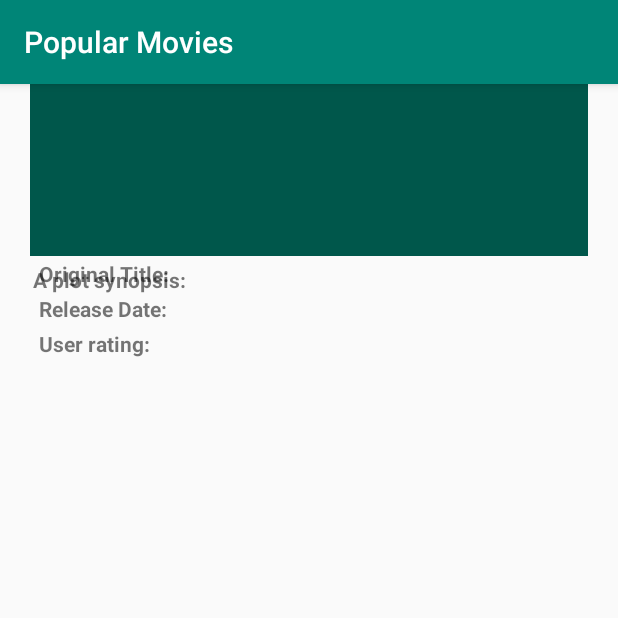
After one commit to shahjuhi1108/PopularMovies, an Android app: the MovieDetailsActivity screen opened directly, with no data from a screen before it, on a phone screen of 412 x 824 dp, the top half of it. The commit adds this screen. Run offline under Robolectric (Android 15) with nearby library versions, the phone set to English and light mode, and no system bars; our stand-ins replace Picasso; pictures from the network do not load.

Commit message:
Add detail activity

```diff
--- a/app/build.gradle
+++ b/app/build.gradle
@@ -26,7 +26,6 @@ repositories {
 }
 
 
-
 dependencies {
     implementation fileTree(dir: 'libs', include: ['*.jar'])
     implementation 'androidx.appcompat:appcompat:1.0.2'
@@ -35,4 +34,5 @@ dependencies {
     androidTestImplementation 'androidx.test.ext:junit:1.1.0'
     androidTestImplementation 'androidx.test.espresso:espresso-core:3.1.1'
     implementation 'com.squareup.picasso:picasso:2.71828'
-    implementation "androidx.recyclerview:recyclerview:1.1.0"}
+    implementation "androidx.recyclerview:recyclerview:1.1.0"
+}
--- a/app/src/main/AndroidManifest.xml
+++ b/app/src/main/AndroidManifest.xml
@@ -11,6 +11,7 @@
         android:roundIcon="@mipmap/ic_launcher_round"
         android:supportsRtl="true"
         android:theme="@style/AppTheme">
+        <activity android:name=".MovieDetailsActivity"></activity>
         <activity android:name=".MainActivity">
             <intent-filter>
                 <action android:name="android.intent.action.MAIN" />
--- /dev/null
+++ b/app/src/main/java/com/example/popularmovies/MovieDetailsActivity.java
@@ -0,0 +1,59 @@
+package com.example.popularmovies;
+
+import android.content.Intent;
+import android.os.Bundle;
+import android.widget.ImageView;
+import android.widget.TextView;
+
+import androidx.appcompat.app.AppCompatActivity;
+
+import com.example.popularmovies.model.Movie;
+import com.squareup.picasso.Picasso;
+
+public class MovieDetailsActivity extends AppCompatActivity {
+
+    @Override
+    protected void onCreate(Bundle savedInstanceState) {
+        super.onCreate(savedInstanceState);
+        setContentView(R.layout.activity_child);
+
+        Intent intent = getIntent();
+
+        if (intent.hasExtra(Intent.EXTRA_TEXT)) {
+            Bundle movieInfo = getIntent().getExtras();
+            Movie movie = movieInfo.getParcelable(Intent.EXTRA_TEXT);
+            populateUI(movie);
+        }
+    }
+
+    private void populateUI(Movie movie) {
+
+        TextView movieTitle = findViewById(R.id.tv_movie_title);
+        movieTitle.setText(movie.getMovieTitle());
+
+        TextView originalTitle = findViewById(R.id.tv_original_title);
+        originalTitle.setText(movie.getOriginalTitle());
+
+        TextView releaseDate = findViewById(R.id.tv_release_date);
+        releaseDate.setText(movie.getReleaseDate());
+
+        ImageView moviePoster = findViewById(R.id.iv_poster_thumbnail);
+
+        Picasso.get()
+                .load("https://image.tmdb.org/t/p/w185/" + movie.getPosterPath())
+                .placeholder(R.mipmap.ic_launcher)
+                .error(R.mipmap.ic_launcher)
+                .resize(400, 600)
+                .into(moviePoster);
+
+        TextView overview = findViewById(R.id.tv_overview);
+        overview.setText(movie.getMovieOverview());
+
+        TextView average = findViewById(R.id.tv_vote_average);
+        average.setText(movie.getVoteAverage().toString());
+
+
+    }
+
+
+}
--- /dev/null
+++ b/app/src/main/res/layout/activity_child.xml
@@ -0,0 +1,112 @@
+<?xml version="1.0" encoding="utf-8"?>
+<LinearLayout xmlns:android="http://schemas.android.com/apk/res/android"
+    xmlns:tools="http://schemas.android.com/tools"
+    android:layout_width="match_parent"
+    android:layout_height="match_parent"
+    tools:context=".MovieDetailsActivity">
+
+    <ScrollView
+        android:layout_width="match_parent"
+        android:layout_height="match_parent">
+
+        <RelativeLayout
+            android:layout_width="match_parent"
+            android:layout_height="wrap_content"
+            android:paddingRight="20dp"
+            android:paddingLeft="20dp">
+
+            <TextView
+                android:id="@+id/tv_movie_title"
+                android:layout_width="match_parent"
+                android:layout_height="wrap_content"
+                android:textStyle="bold"
+                android:gravity="center"
+                android:textSize="25dp"
+                android:background="@color/colorPrimaryDark"
+                android:padding="40dp"/>
+
+            <TextView
+                android:id="@+id/tv_name_original_title"
+                android:layout_width="wrap_content"
+                android:layout_height="wrap_content"
+                android:layout_below="@id/tv_movie_title"
+                android:layout_toRightOf="@id/iv_poster_thumbnail"
+                android:text="Original Title: "
+                android:textStyle="bold"
+                android:layout_margin="2dp"/>
+
+            <TextView
+                android:id="@+id/tv_original_title"
+                android:layout_width="wrap_content"
+                android:layout_height="wrap_content"
+                android:layout_below="@id/tv_movie_title"
+                android:layout_toRightOf="@id/tv_name_original_title"
+                android:layout_margin="2dp"/>
+
+            <ImageView
+                android:id="@+id/iv_poster_thumbnail"
+                android:layout_width="wrap_content"
+                android:layout_height="wrap_content"
+                android:scaleType="centerCrop"
+                android:layout_margin="2dp"
+                android:layout_below="@+id/tv_movie_title"
+                android:layout_alignParentLeft="true"/>
+
+            <TextView
+                android:id="@+id/tv_name_release_date"
+                android:layout_width="wrap_content"
+                android:layout_height="wrap_content"
+                android:layout_below="@id/tv_original_title"
+                android:layout_toRightOf="@id/iv_poster_thumbnail"
+                android:text="Release Date: "
+                android:layout_margin="2dp"
+                android:textStyle="bold"/>
+
+            <TextView
+                android:id="@+id/tv_release_date"
+                android:layout_width="wrap_content"
+                android:layout_height="wrap_content"
+                android:layout_toRightOf="@id/tv_name_release_date"
+                android:layout_margin="2dp"
+                android:layout_below="@id/tv_original_title" />
+
+            <TextView
+                android:id="@+id/tv_name_overview"
+                android:layout_width="wrap_content"
+                android:layout_height="wrap_content"
+                android:text="A plot synopsis: "
+                android:layout_below="@id/iv_poster_thumbnail"
+                android:layout_margin="2dp"
+                android:layout_alignParentLeft="true"
+                android:textStyle="bold"/>
+
+            <TextView
+                android:id="@+id/tv_overview"
+                android:layout_width="match_parent"
+                android:layout_height="wrap_content"
+                android:layout_margin="2dp"
+                android:layout_below="@id/tv_name_overview"/>
+
+            <TextView
+                android:id="@+id/tv_name_vote_average"
+                android:layout_width="wrap_content"
+                android:layout_height="wrap_content"
+                android:layout_below="@id/tv_name_release_date"
+                android:layout_margin="2dp"
+                android:layout_toRightOf="@id/iv_poster_thumbnail"
+                android:text="User rating: "
+                android:textStyle="bold"/>
+
+            <TextView
+                android:id="@+id/tv_vote_average"
+                android:layout_width="wrap_content"
+                android:layout_height="wrap_content"
+                android:layout_below="@id/tv_release_date"
+                android:layout_margin="2dp"
+                android:layout_toRightOf="@id/tv_name_vote_average"/>
+
+        </RelativeLayout>
+
+    </ScrollView>
+
+</LinearLayout>
```
Also changed, not shown: app/src/main/java/com/example/popularmovies/MainActivity.java (+18 -6 lines), app/src/main/java/com/example/popularmovies/model/Movie.java (+100 -2 lines), app/src/main/java/com/example/popularmovies/utilities/JsonUtils.java (+9 -1 lines), app/src/main/java/com/example/popularmovies/utilities/NetworkUtils.java (+23 -6 lines).
